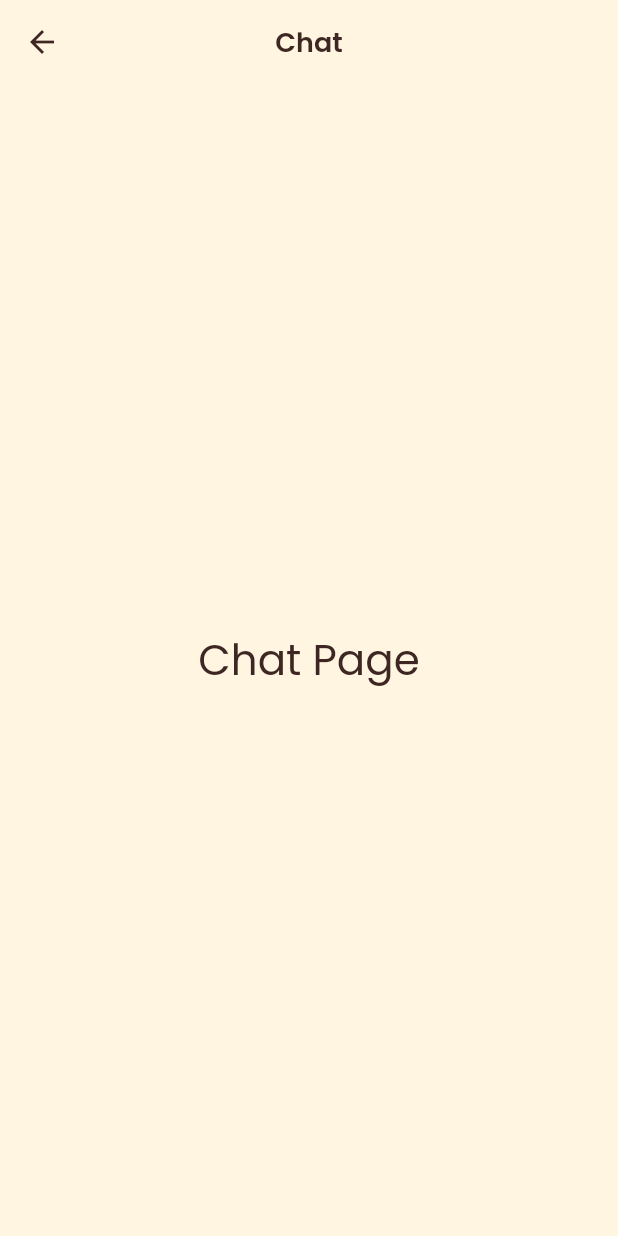
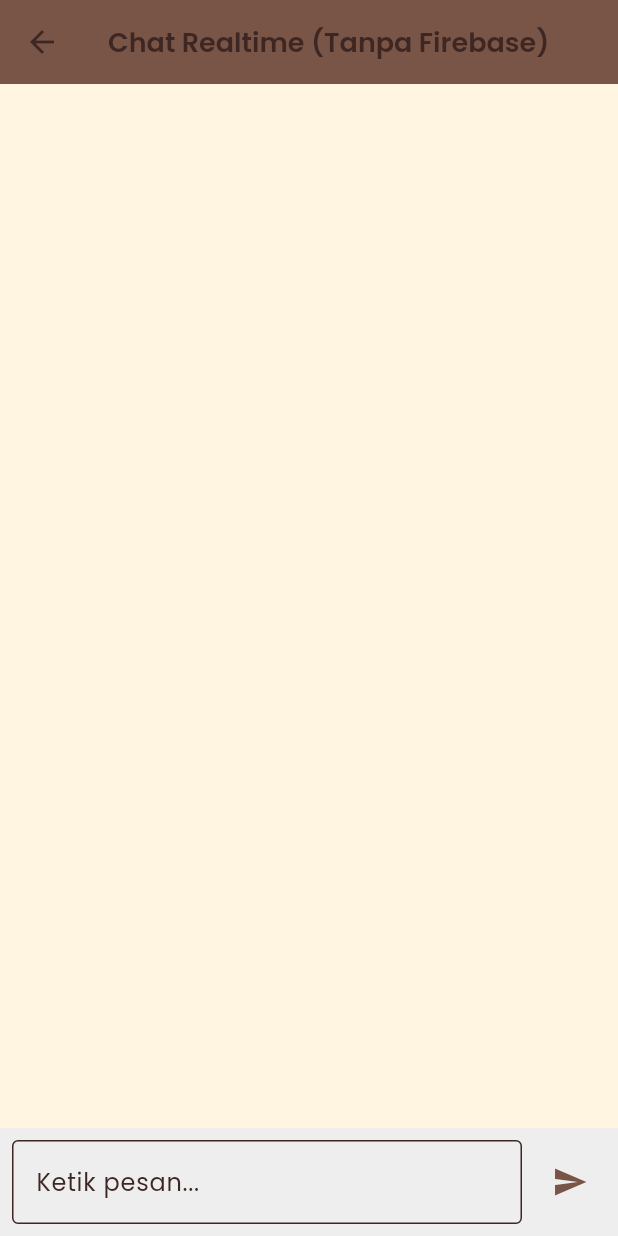
Before and after one commit to Wickleyy/89Secondstuff_App, a Flutter app: the ChatView screen opened by its route, on a phone screen of 412 x 824 dp. Run offline on Flutter 3.47's test engine with Material 3 defaults, Android fonts, the phone set to English and light mode, and no system bars; our stand-ins replace carousel_slider, dio, get, google_fonts; network calls fail.

Commit message:
Update chat_view.dart

```diff
--- a/lib/app/modules/chat/chat_view.dart
+++ b/lib/app/modules/chat/chat_view.dart
@@ -1,17 +1,101 @@
+import 'dart:convert';
 import 'package:flutter/material.dart';
+import 'package:web_socket_channel/web_socket_channel.dart';
 
-class ChatView extends StatelessWidget {
-  const ChatView({Key? key}) : super(key: key);
+class ChatView extends StatefulWidget {
+  const ChatView({super.key});
+
+  @override
+  State<ChatView> createState() => _ChatViewState();
+}
+
+class _ChatViewState extends State<ChatView> {
+  final TextEditingController _controller = TextEditingController();
+
+  // gunakan server WebSocket publik (untuk testing)
+  final _channel = WebSocketChannel.connect(
+    Uri.parse('wss://echo.websocket.events'),
+  );
+
+  final List<String> _messages = [];
+
+  void _sendMessage() {
+    if (_controller.text.trim().isEmpty) return;
+
+    final message = _controller.text.trim();
+    _channel.sink.add(message);
+
+    setState(() {
+      _messages.insert(0, 'Kamu: $message');
+    });
+
+    _controller.clear();
+  }
+
+  @override
+  void initState() {
+    super.initState();
+
+    // dengarkan pesan dari server
+    _channel.stream.listen((data) {
+      if (data != null && data.toString().isNotEmpty) {
+        setState(() {
+          _messages.insert(0, 'Server: $data');
+        });
+      }
+    });
+  }
+
+  @override
+  void dispose() {
+    _channel.sink.close();
+    _controller.dispose();
+    super.dispose();
+  }
 
   @override
   Widget build(BuildContext context) {
     return Scaffold(
-      appBar: AppBar(title: Text('Chat'), centerTitle: true),
-      body: Center(
-        child: Text(
-          'Chat Page',
-          style: Theme.of(context).textTheme.headlineMedium,
-        ),
+      appBar: AppBar(
+        title: const Text('Chat Realtime (Tanpa Firebase)'),
+        centerTitle: true,
+        backgroundColor: Colors.brown,
+      ),
+      body: Column(
+        children: [
+          Expanded(
+            child: ListView.builder(
+              reverse: true,
+              itemCount: _messages.length,
+              itemBuilder: (context, index) => ListTile(
+                title: Text(_messages[index]),
+              ),
+            ),
+          ),
+          Container(
+            padding: const EdgeInsets.all(8),
+            color: Colors.grey.shade200,
+            child: Row(
+              children: [
+                Expanded(
+                  child: TextField(
+                    controller: _controller,
+                    decoration: const InputDecoration(
+                      hintText: 'Ketik pesan...',
+                      border: OutlineInputBorder(),
+                    ),
+                  ),
+                ),
+                const SizedBox(width: 8),
+                IconButton(
+                  icon: const Icon(Icons.send),
+                  color: Colors.brown,
+                  onPressed: _sendMessage,
+                ),
+              ],
+            ),
+          ),
+        ],
       ),
     );
   }
```
